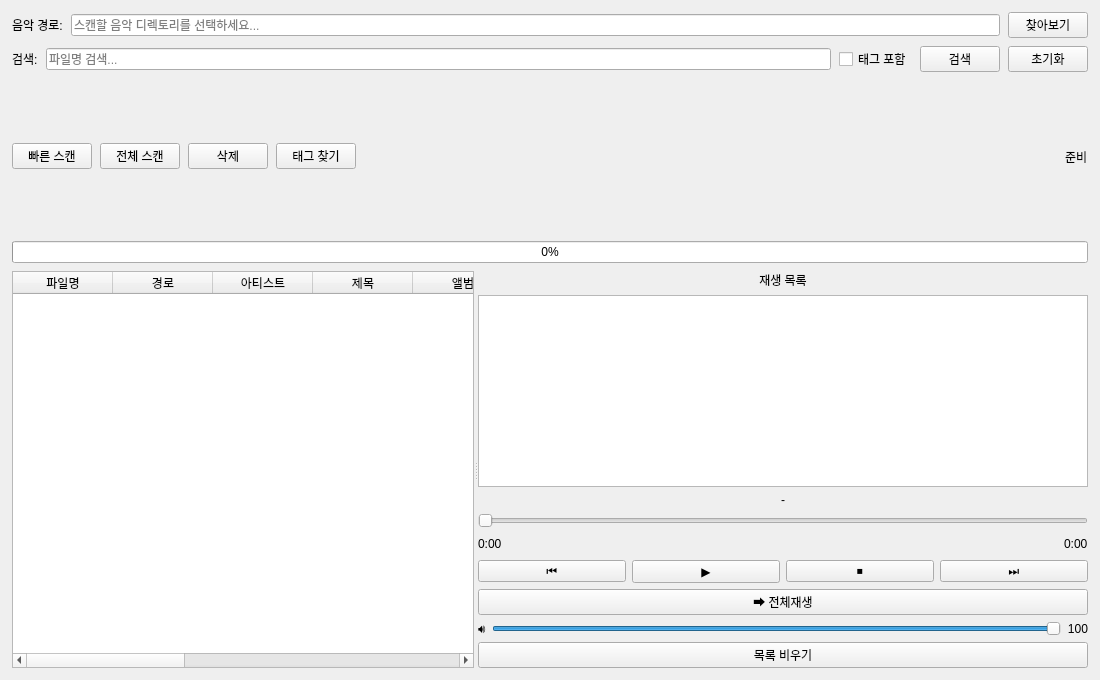
This is src/main_window.ui in musiren/mp3-archive as Qt 5 draws it before an edit. The edited form follows.
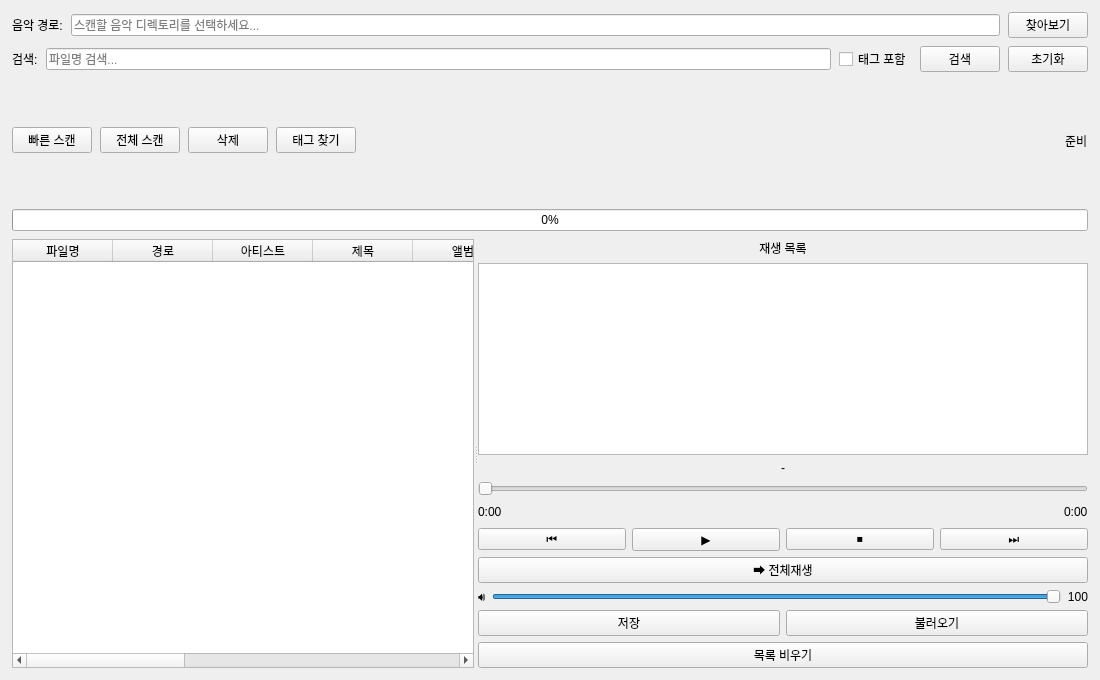
This is the edited form.

Commit message: feat: add playlist save/load to .list files

```diff
--- a/src/main_window.ui
+++ b/src/main_window.ui
@@ -505,6 +505,30 @@
           </item>
          </layout>
         </item>
+        <item>
+         <layout class="QHBoxLayout" name="playlistFileLayout">
+          <item>
+           <widget class="QPushButton" name="btn_playlist_save">
+            <property name="text">
+             <string>저장</string>
+            </property>
+            <property name="toolTip">
+             <string>현재 재생 목록을 .list 파일로 저장합니다</string>
+            </property>
+           </widget>
+          </item>
+          <item>
+           <widget class="QPushButton" name="btn_playlist_load">
+            <property name="text">
+             <string>불러오기</string>
+            </property>
+            <property name="toolTip">
+             <string>.list 파일에서 재생 목록을 불러옵니다</string>
+            </property>
+           </widget>
+          </item>
+         </layout>
+        </item>
         <item>
          <widget class="QPushButton" name="btn_playlist_clear">
           <property name="text">
```
The commit also changes 2 other files.
